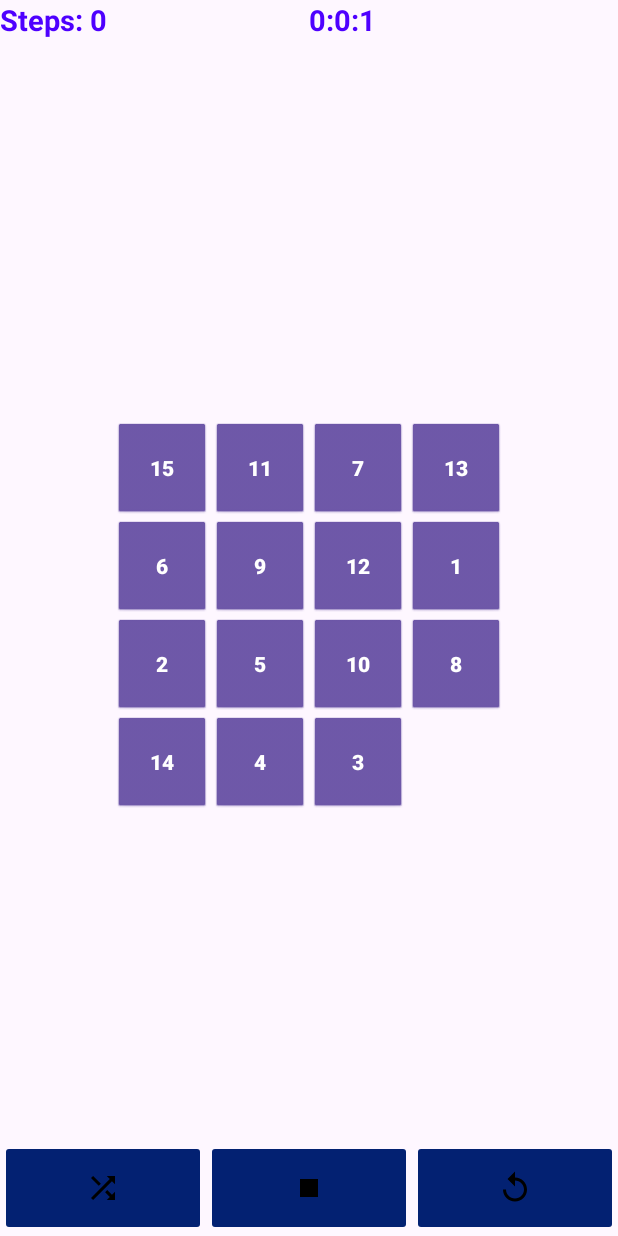
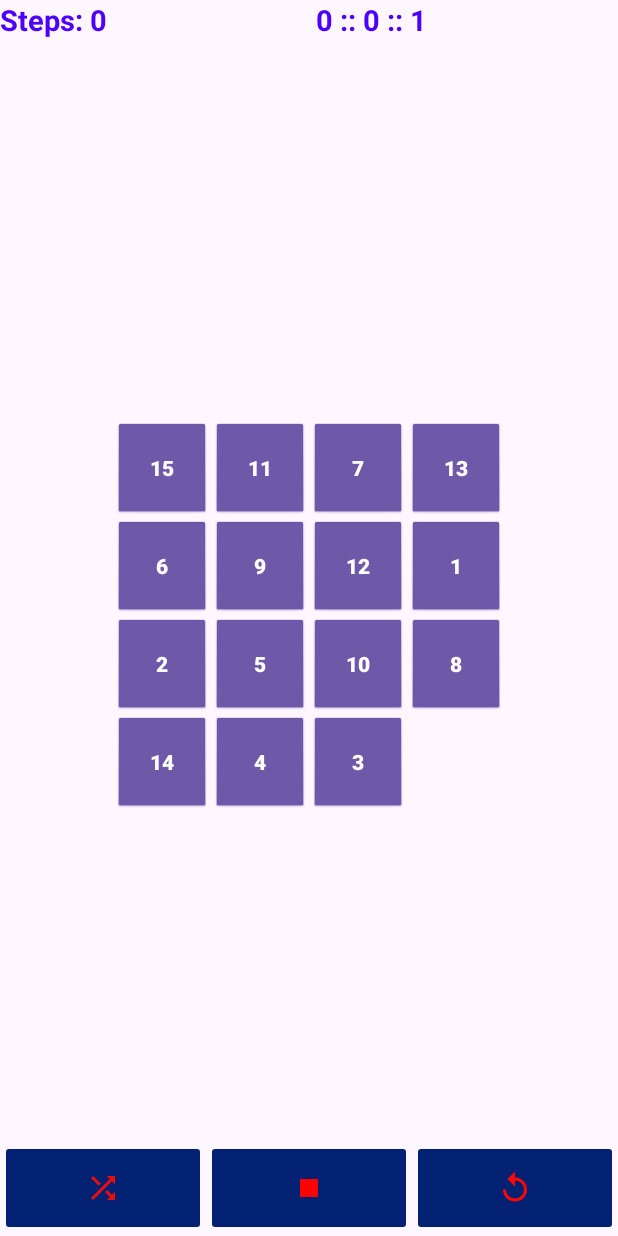
Before and after one commit to ajain8616/Puzzle_Game, an Android app: the GameActivity screen opened directly, with no data from a screen before it, on a phone screen of 412 x 824 dp. Run offline under Robolectric (Android 15) with nearby library versions, the phone set to English and light mode, and no system bars.

Commit message:
Updated Puzzle Game

```diff
--- a/app/src/main/AndroidManifest.xml
+++ b/app/src/main/AndroidManifest.xml
@@ -6,9 +6,9 @@
         android:allowBackup="true"
         android:dataExtractionRules="@xml/data_extraction_rules"
         android:fullBackupContent="@xml/backup_rules"
-        android:icon="@drawable/puzzle"
+        android:icon="@drawable/fifteen_icon"
         android:label="@string/app_name"
-        android:roundIcon="@drawable/puzzle"
+        android:roundIcon="@drawable/fifteen_icon"
         android:supportsRtl="true"
         android:theme="@style/Theme.PuzzleGame"
         tools:targetApi="31">
--- a/app/src/main/java/com/example/puzzlegame/GameActivity.java
+++ b/app/src/main/java/com/example/puzzlegame/GameActivity.java
@@ -131,7 +131,7 @@ public class GameActivity extends AppCompatActivity {
         int second = timerCount % 60;
         int hour = timerCount / 60;
         int minute = (timerCount - hour * 3600) / 60;
-        timerView.setText(String.format("%d:%d:%d",hour, minute, second));
+        timerView.setText(String.format(" %d :: %d :: %d ", hour , minute , second ));
     }
 
     private void loadNumbers() {
--- a/app/src/main/res/layout/activity_game.xml
+++ b/app/src/main/res/layout/activity_game.xml
@@ -28,7 +28,7 @@
         android:layout_height="match_parent"
         android:layout_gravity="center"
         android:layout_weight="1"
-        android:text="@string/time_00_00_00"
+        android:text="@string/timer"
         android:textColor="@color/colorPrimaryDark"
         android:textSize="19sp"
         android:textStyle="bold" />
@@ -264,23 +264,26 @@
             android:layout_width="0dp"
             android:layout_height="match_parent"
             android:layout_weight="1"
-           android:src="@drawable/ic_shuffle"
-            android:backgroundTint="@color/colorAccentDark"/>
+            android:backgroundTint="@color/colorAccentDark"
+            android:src="@drawable/ic_shuffle"
+            app:tint="#E80E0E" />
 
         <ImageButton
             android:id="@+id/StopBtn"
             android:layout_width="0dp"
             android:layout_height="match_parent"
             android:layout_weight="1"
-         android:src="@drawable/ic_stop"
-            android:backgroundTint="@color/colorAccentDark"/>
+            android:backgroundTint="@color/colorAccentDark"
+            android:src="@drawable/ic_stop"
+            app:tint="#FD0000" />
 
         <ImageButton
             android:id="@+id/restartBtn"
             android:layout_width="0dp"
             android:layout_height="match_parent"
             android:layout_weight="1"
+            android:backgroundTint="@color/colorAccentDark"
             android:src="@drawable/ic_replay"
-            android:backgroundTint="@color/colorAccentDark"/>
+            app:tint="#FF0505" />
     </LinearLayout>
 </FrameLayout>
--- a/app/src/main/res/values/strings.xml
+++ b/app/src/main/res/values/strings.xml
@@ -18,7 +18,7 @@
     <string name="Btn15">15</string>
     <string name="Btn16">16</string>
     <string name="steps_0">Steps: 0</string>
-    <string name="time_00_00_00">Time-00:00:00</string>
+    <string name="timer">Time=> 00 :: 00 :: 00</string>
     <string name="shuffle">Shuffle</string>
     <string name="stop">Stop</string>
     <string name="last_step_count">Last Step Count</string>
--- a/build.gradle.kts
+++ b/build.gradle.kts
@@ -1,4 +1,4 @@
 // Top-level build file where you can add configuration options common to all sub-projects/modules.
 plugins {
-    id("com.android.application") version "8.1.1" apply false
+    id("com.android.application") version "8.3.1" apply false
 }
--- a/settings.gradle.kts
+++ b/settings.gradle.kts
@@ -1,3 +1,5 @@
+
+
 pluginManagement {
     repositories {
         google()
```
Also changed, not shown: app/src/main/res/layout/activity_main.xml (+7 -5 lines), app/src/main/res/drawable/fifteen_icon.jpg (added), app/src/main/res/drawablebgm/bgm.png (deleted), gradle/wrapper/gradle-wrapper.properties.
